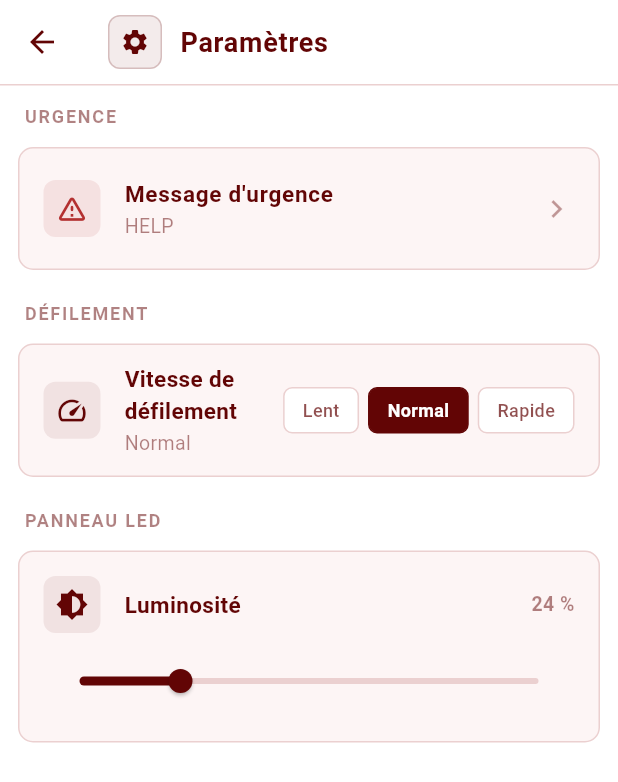
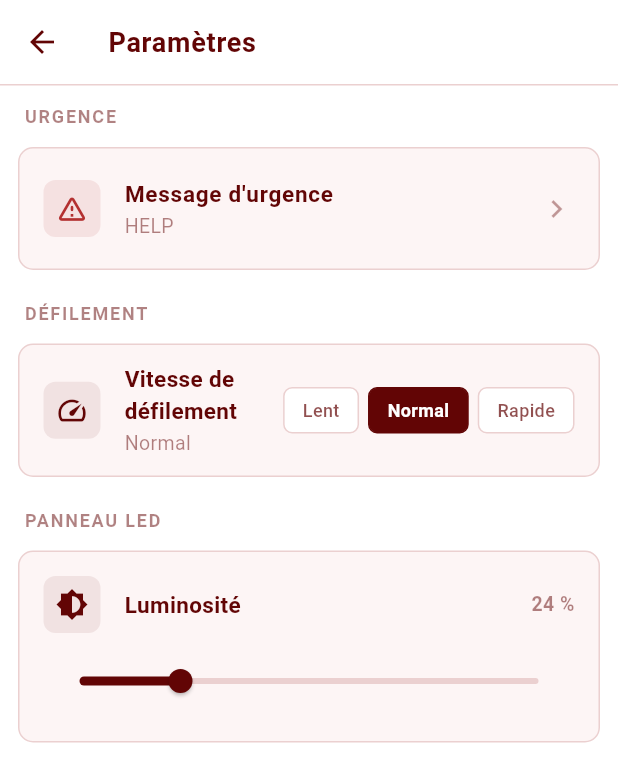
Before and after one commit to Astralale/led_matrix_app, a Flutter app: the screen it shows after launch, after a tap on "Non connecté — appuyez pour connecter", after a tap on "Urgence", after a tap on "Paramètres", on a phone screen of 412 x 824 dp. Shown: the top 782 px of the screen. Run offline on Flutter 3.47's test engine with Material 3 defaults, Android fonts, the phone set to English and light mode, and no system bars; our stand-ins replace flutter_blue_plus.

Commit message:
style: simplify app bar title in settings screen for improved readability

```diff
--- a/lib/screens/settings_screen.dart
+++ b/lib/screens/settings_screen.dart
@@ -165,25 +165,7 @@ class _SettingsScreenState extends State<SettingsScreen> {
         preferredSize: const Size.fromHeight(1),
         child: Container(height: 1, color: AppConstants.borderColor),
       ),
-      title: Row(
-        children: [
-          Container(
-            padding: const EdgeInsets.all(7),
-            decoration: BoxDecoration(
-              color: AppConstants.accentColor.withOpacity(0.08),
-              borderRadius: BorderRadius.circular(8),
-              border: Border.all(
-                color: AppConstants.accentColor.withOpacity(0.2),
-              ),
-            ),
-            child: const Icon(
-              Icons.settings,
-              color: AppConstants.accentColor,
-              size: 20,
-            ),
-          ),
-          const SizedBox(width: 12),
-          const Text(
+      title: const Text(
         'Paramètres',
         style: TextStyle(
           fontWeight: FontWeight.bold,
@@ -191,8 +173,6 @@ class _SettingsScreenState extends State<SettingsScreen> {
           color: AppConstants.accentColor,
           letterSpacing: 0.5,
         ),
-          ),
-        ],
       ),
     );
   }
```
Lines whose indentation alone changed are shown as unchanged.
